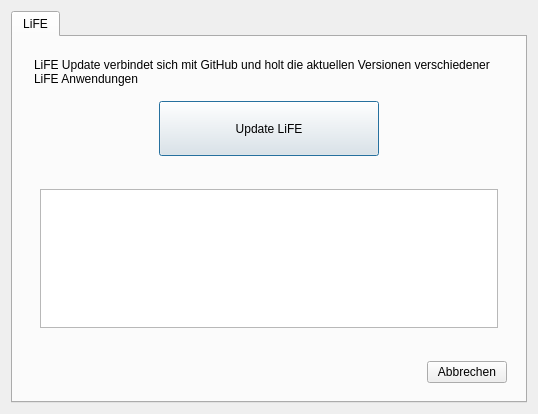
The window that main.ui (valueerrorx/life-update) describes before a commit, drawn with Qt 5.
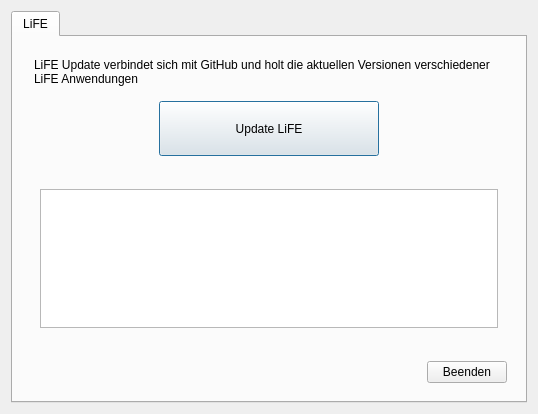
The same window after the commit.

Patch:
```diff
--- a/main.ui
+++ b/main.ui
@@ -160,7 +160,7 @@
           <item>
            <widget class="QPushButton" name="exit">
             <property name="text">
-             <string>Abbrechen</string>
+             <string>Beenden</string>
             </property>
            </widget>
           </item>
```
